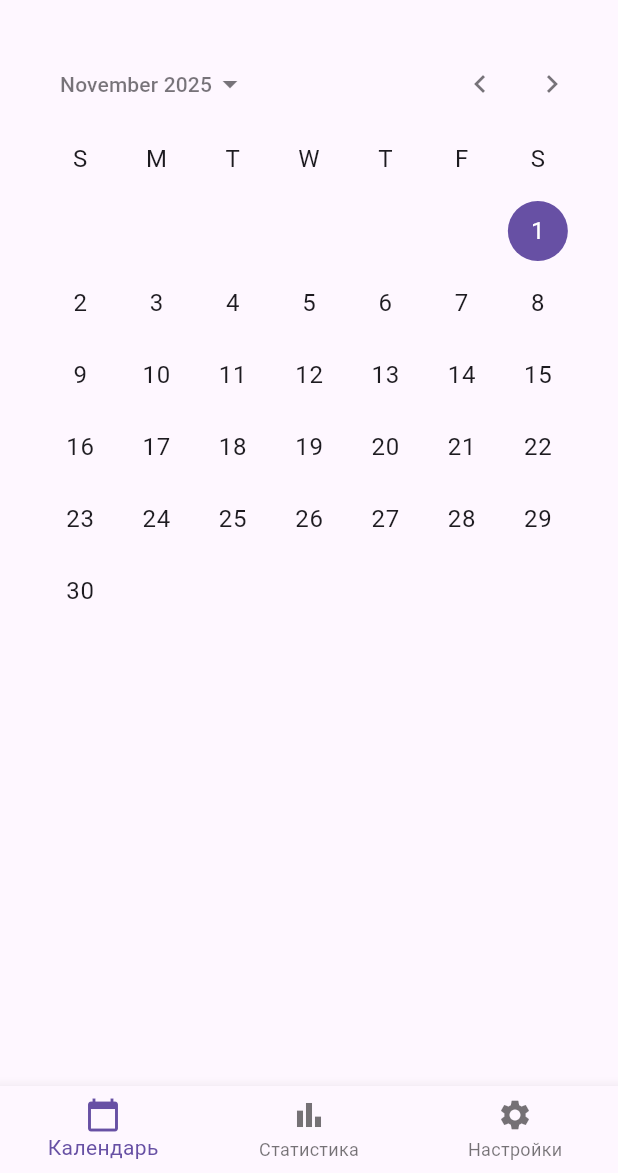
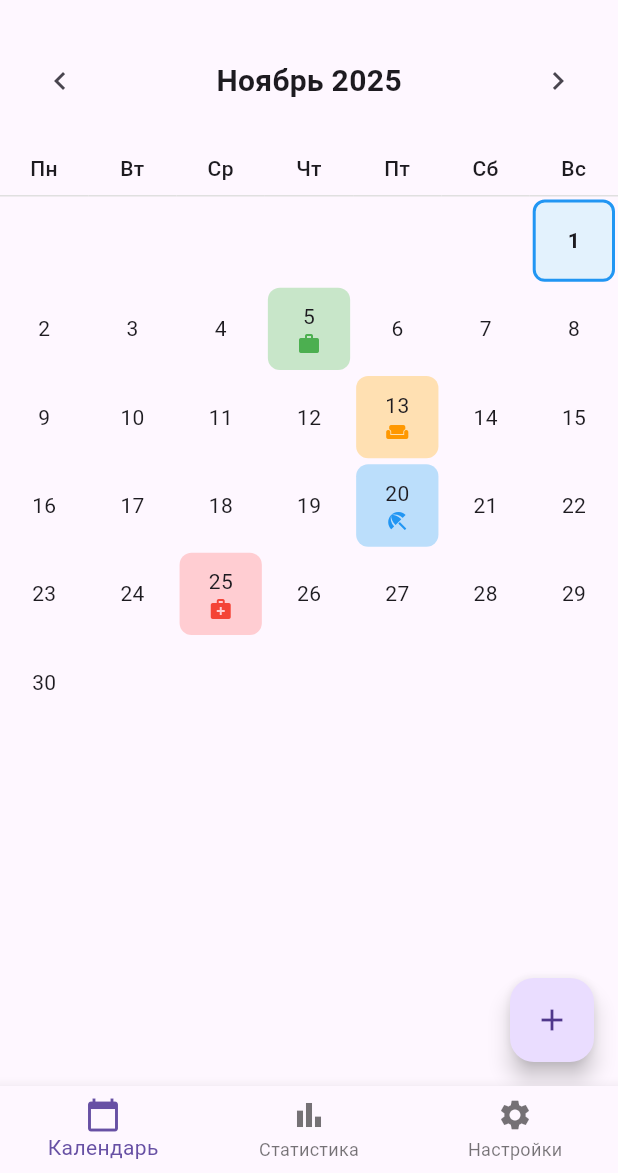
Before and after one commit to lNiKl/Work-Calendar, a Flutter app: the screen it shows after launch, on a phone screen of 412 x 824 dp, the part 63-1236 px from its top. Run offline on Flutter 3.47's test engine with Material 3 defaults, Android fonts, the phone set to English and light mode, and no system bars.

Commit message:
добавлен кастомный календарь

```diff
--- a/flutter_create_worker_calendar/lib/main.dart
+++ b/flutter_create_worker_calendar/lib/main.dart
@@ -1,5 +1,7 @@
 import 'package:flutter/material.dart';
-
+import 'screens/settings_screen.dart';
+import 'screens/calendar_screen.dart';
+import 'screens/statistics_screen.dart';
 void main() {
   runApp(const MainApp());
 }
@@ -84,87 +86,3 @@ class _MainScreenState extends State<MainScreen> {
     );
   }
 }
-
-
-class CalendarScreen extends StatefulWidget {
-  @override
-  State<CalendarScreen> createState() => _CalendarScreenState();
-}
-//ЭКРАН КАЛЕНДАРЯ
-class _CalendarScreenState extends State<CalendarScreen> {
-
-  DateTime _selectedDate = DateTime.now();
-  @override
-  Widget build(BuildContext context) {
-    return Scaffold(
-      body: Padding(
-        padding: EdgeInsets.all(16),
-        child: CalendarDatePicker(
-          initialDate: DateTime.now(),
-          firstDate: DateTime(2000),
-          lastDate: DateTime(2100),
-          onDateChanged: (DateTime value) {
-            setState(() {
-              _selectedDate = value;
-            });
-          },
-        ),
-      ),
-    );
-  }
-}
-//ЭКРАН СТАТИСТИКИ
-class StatisticScreen extends StatelessWidget {
-  @override
-  Widget build(BuildContext context) {
-    return Scaffold(
-      body: Center(  // ← Убрали AppBar и добавили Center
-        child: Column(
-          mainAxisAlignment: MainAxisAlignment.center,
-          children: [
-            Icon(Icons.bar_chart, size: 64, color: Colors.green),
-            SizedBox(height: 20),
-            Text('Статистика', style: TextStyle(fontSize: 24)),
-            SizedBox(height: 10),
-            Text('Графики и статистика будут здесь'),
-          ],
-        ),
-      ),
-    );
-  }
-}
-//ЭКРАН НАСТРОЕК
-class SettingScreen extends StatelessWidget {
-  @override
-  Widget build(BuildContext context) {
-    return ListView(
-      padding: EdgeInsets.all(16),
-      children: [
-        ListTile(
-          leading: Icon(Icons.person),
-          title: Text('Профиль'),
-          subtitle: Text('Настройки профиля'),
-          onTap: () => null,//TODO сделать реализацию настроее профиля
-        ),
-        ListTile(
-          leading: Icon(Icons.notifications),
-          title: Text('Уведомления'),
-          subtitle: Text('Настройки уведомлений'),
-          onTap: () => null,
-        ),
-        ListTile(
-          leading: Icon(Icons.color_lens),
-          title: Text('Тема'),
-          subtitle: Text('Смена темы приложения'),
-          onTap: () => null,
-        ),
-        ListTile(
-          leading: Icon(Icons.help),
-          title: Text('Помощь'),
-          subtitle: Text('Часто задаваемые вопросы'),
-          onTap: () => null,
-        ),
-      ],
-    );
-  }
-}
--- /dev/null
+++ b/flutter_create_worker_calendar/lib/screens/calendar_screen.dart
@@ -0,0 +1,253 @@
+import 'package:flutter/material.dart';
+
+class CalendarScreen extends StatefulWidget {
+  const CalendarScreen({super.key});
+
+  @override
+  State<CalendarScreen> createState() => _CalendarScreenState();
+}
+//ЭКРАН КАЛЕНДАРЯ
+class _CalendarScreenState extends State<CalendarScreen> {
+  DateTime _currentDate = DateTime.now();
+  Map<DateTime, DayType> _dayTypes = {};
+
+  @override
+  void initState() {
+  super.initState();
+  // Заполняем примерными данными
+  _fillExampleData();
+  }
+
+  void _fillExampleData() {
+  final now = DateTime.now();
+  _dayTypes = {
+  DateTime(now.year, now.month, 5): DayType.work,
+  DateTime(now.year, now.month, 13): DayType.weekend,
+  DateTime(now.year, now.month, 20): DayType.vacation,
+  DateTime(now.year, now.month, 25): DayType.sick,
+  };
+  }
+
+  @override
+  Widget build(BuildContext context) {
+  return Scaffold(
+  body: Column(
+  children: [
+  // Заголовок с месяцем и годом
+  _buildMonthHeader(),
+  // Дни недели
+  _buildWeekDays(),
+  // Сетка календаря
+  _buildCalendarGrid(),
+  ],
+  ),
+  floatingActionButton: FloatingActionButton(
+  onPressed: () => _showAddEventDialog(context),
+  child: Icon(Icons.add),
+  ),
+  );
+  }
+
+  Widget _buildMonthHeader() {
+  return Padding(
+  padding: EdgeInsets.all(16),
+  child: Row(
+  mainAxisAlignment: MainAxisAlignment.spaceBetween,
+  children: [
+  IconButton(
+  onPressed: () => _changeMonth(-1),
+  icon: Icon(Icons.chevron_left),
+  ),
+  Text(
+  '${_getMonthName(_currentDate.month)} ${_currentDate.year}',
+  style: TextStyle(fontSize: 20, fontWeight: FontWeight.bold),
+  ),
+  IconButton(
+  onPressed: () => _changeMonth(1),
+  icon: Icon(Icons.chevron_right),
+  ),
+  ],
+  ),
+  );
+  }
+
+  Widget _buildWeekDays() {
+  final weekDays = ['Пн', 'Вт', 'Ср', 'Чт', 'Пт', 'Сб', 'Вс'];
+  return Row(
+  children: weekDays.map((day) => Expanded(
+  child: Container(
+  padding: EdgeInsets.symmetric(vertical: 8),
+  decoration: BoxDecoration(
+  border: Border(bottom: BorderSide(color: Colors.grey.shade300)),
+  ),
+  child: Text(
+  day,
+  textAlign: TextAlign.center,
+  style: TextStyle(fontWeight: FontWeight.w500),
+  ),
+  ),
+  )).toList(),
+  );
+  }
+
+  Widget _buildCalendarGrid() {
+  final firstDay = DateTime(_currentDate.year, _currentDate.month, 1);
+  final lastDay = DateTime(_currentDate.year, _currentDate.month + 1, 0);
+  final firstWeekday = firstDay.weekday == 7 ? 0 : firstDay.weekday;
+
+  List<Widget> dayWidgets = [];
+
+  // Пустые ячейки для начала месяца
+  for (int i = 0; i < firstWeekday; i++) {
+  dayWidgets.add(Container());
+  }
+
+  // Ячейки с числами
+  for (int day = 1; day <= lastDay.day; day++) {
+  final date = DateTime(_currentDate.year, _currentDate.month, day);
+  final dayType = _dayTypes[date];
+
+  dayWidgets.add(_buildDayCell(day, dayType));
+  }
+
+  return Expanded(
+  child: GridView.count(
+  crossAxisCount: 7,
+  children: dayWidgets,
+  ),
+  );
+  }
+
+  Widget _buildDayCell(int day, DayType? dayType) {
+  bool isToday = _isToday(day);
+
+  return GestureDetector(
+  onTap: () => _onDaySelected(day),
+  child: Container(
+  margin: EdgeInsets.all(2),
+  decoration: BoxDecoration(
+  color: _getDayColor(dayType, isToday),
+  borderRadius: BorderRadius.circular(8),
+  border: isToday ? Border.all(color: Colors.blue, width: 2) : null,
+  ),
+  child: Column(
+  mainAxisAlignment: MainAxisAlignment.center,
+  children: [
+  Text(
+  day.toString(),
+  style: TextStyle(
+  fontWeight: isToday ? FontWeight.bold : FontWeight.normal,
+  ),
+  ),
+  if (dayType != null) _getDayIcon(dayType),
+  ],
+  ),
+  ),
+  );
+  }
+
+  Color _getDayColor(DayType? dayType, bool isToday) {
+  if (isToday) return Colors.blue.shade50;
+
+  switch (dayType) {
+  case DayType.work:
+  return Colors.green.shade100;
+  case DayType.weekend:
+  return Colors.orange.shade100;
+  case DayType.vacation:
+  return Colors.blue.shade100;
+  case DayType.sick:
+  return Colors.red.shade100;
+  case null:
+  return Colors.transparent;
+  }
+  }
+
+  Widget _getDayIcon(DayType dayType) {
+  switch (dayType) {
+  case DayType.work:
+  return Icon(Icons.work, size: 16, color: Colors.green);
+  case DayType.weekend:
+  return Icon(Icons.weekend, size: 16, color: Colors.orange);
+  case DayType.vacation:
+  return Icon(Icons.beach_access, size: 16, color: Colors.blue);
+  case DayType.sick:
+  return Icon(Icons.medical_services, size: 16, color: Colors.red);
+  }
+  }
+
+  bool _isToday(int day) {
+  final now = DateTime.now();
+  return day == now.day &&
+  _currentDate.month == now.month &&
+  _currentDate.year == now.year;
+  }
+
+  void _onDaySelected(int day) {
+  final selectedDate = DateTime(_currentDate.year, _currentDate.month, day);
+  _showDayTypeDialog(selectedDate);
+  }
+
+  void _changeMonth(int delta) {
+  setState(() {
+  _currentDate = DateTime(_currentDate.year, _currentDate.month + delta, 1);
+  });
+  }
+
+  String _getMonthName(int month) {
+  const months = [
+  'Январь', 'Февраль', 'Март', 'Апрель', 'Май', 'Июнь',
+  'Июль', 'Август', 'Сентябрь', 'Октябрь', 'Ноябрь', 'Декабрь'
+  ];
+  return months[month - 1];
+  }
+
+  void _showDayTypeDialog(DateTime date) {
+  showDialog(
+  context: context,
+  builder: (context) => AlertDialog(
+  title: Text('${date.day}.${date.month}.${date.year}'),
+  content: Column(
+  mainAxisSize: MainAxisSize.min,
+  children: DayType.values.map((type) => ListTile(
+  leading: _getDayIcon(type),
+  title: Text(_getDayTypeName(type)),
+  onTap: () {
+  setState(() {
+  _dayTypes[date] = type;
+  });
+  Navigator.pop(context);
+  },
+  )).toList(),
+  ),
+  actions: [
+  TextButton(
+  onPressed: () => Navigator.pop(context),
+  child: Text('Отмена'),
+  ),
+  ],
+  ),
+  );
+  }
+
+  void _showAddEventDialog(BuildContext context) {
+  // TODO: Реализовать диалог добавления события
+  }
+
+  String _getDayTypeName(DayType type) {
+  switch (type) {
+  case DayType.work: return 'Рабочий день';
+  case DayType.weekend: return 'Выходной';
+  case DayType.vacation: return 'Отпуск';
+  case DayType.sick: return 'Больничный';
+  }
+  }
+  }
+
+// Модель типа дня
+  enum DayType {
+  work,      // Рабочий день
+  weekend,   // Выходной
+  vacation,  // Отпуск
+  sick,      // Больничный
+  }
--- /dev/null
+++ b/flutter_create_worker_calendar/lib/widgets/calendar_widget.dart
@@ -0,0 +1 @@
+import 'package:flutter/material.dart';
```
Also changed, not shown: flutter_create_worker_calendar/lib/screens/settings_screen.dart (added, +39 -0 lines), flutter_create_worker_calendar/lib/screens/statistics_screen.dart (added, +23 -0 lines), flutter_create_worker_calendar/lib/widgets/custom_dialog.dart (added, +24 -0 lines), 1 other file.
